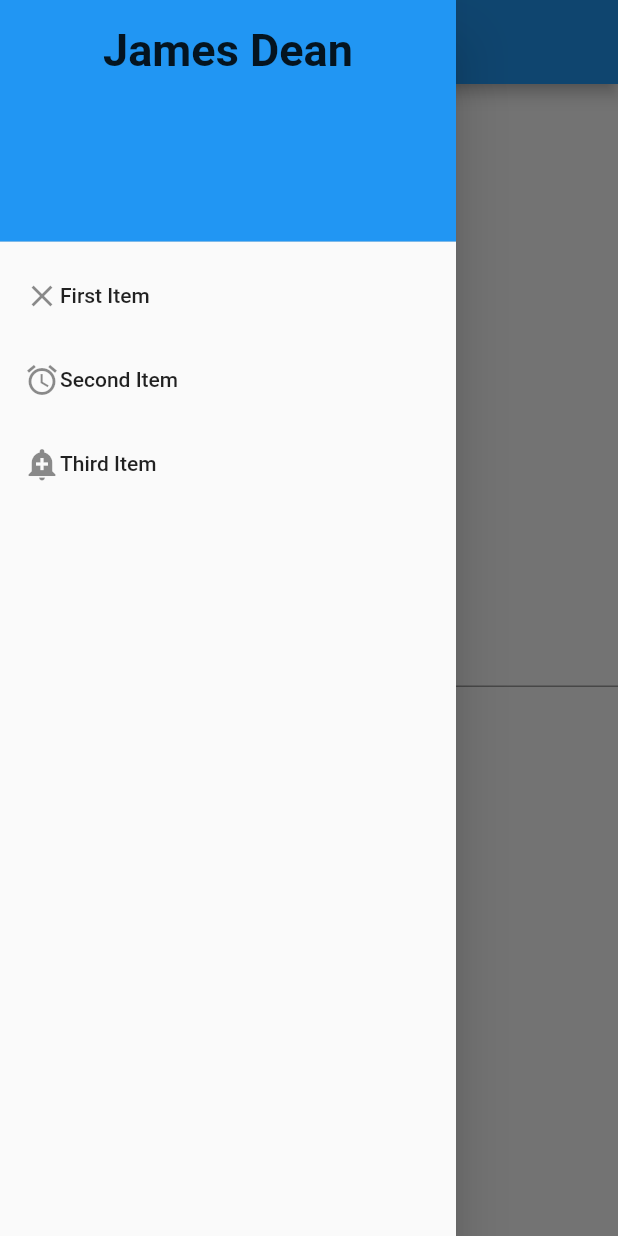
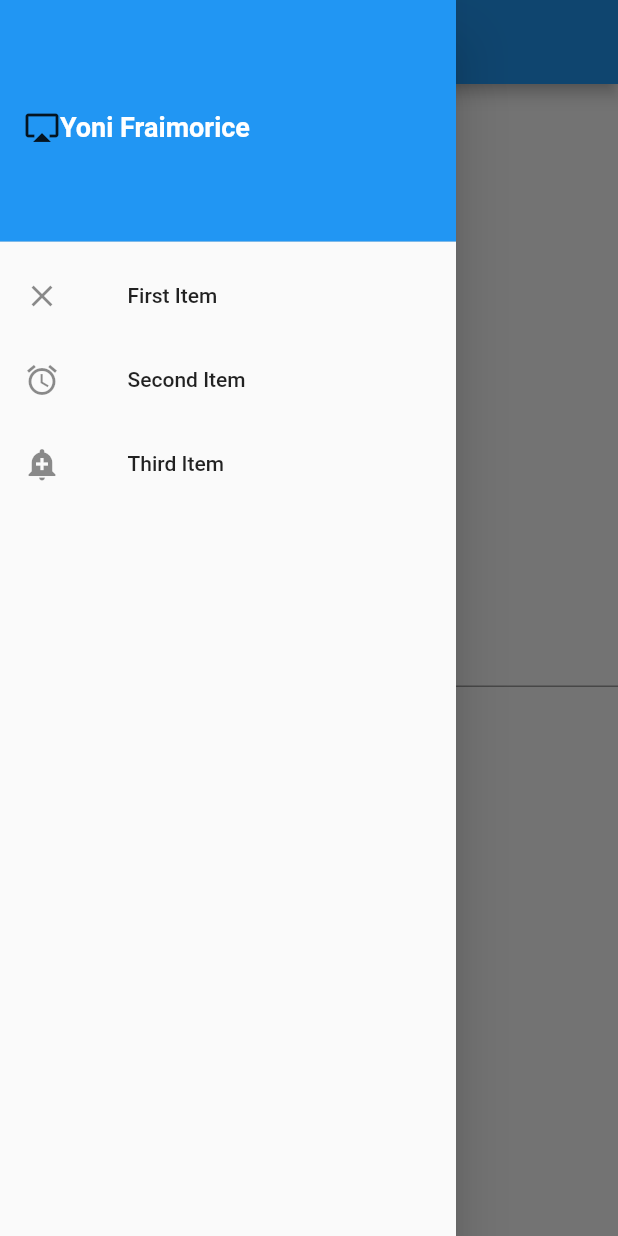
Before and after one commit to yonifra/first_flutter_app, a Flutter app: the screen it shows after launch, with the side drawer open, on a phone screen of 412 x 824 dp. Run offline on Flutter 3.47's test engine with Material 2 defaults, Android fonts, the phone set to English and light mode, and no system bars; Roboto replaces fonts that are missing (Manrope).

Commit message:
Some padding stuff

```diff
--- a/lib/main.dart
+++ b/lib/main.dart
@@ -4,6 +4,8 @@ import './screens/home.dart';
 void main() => runApp(HelloFlutterApp());
 
 class HelloFlutterApp extends StatelessWidget {
+  var leftPad = 45.0;
+
   @override
   Widget build(BuildContext context) {
     return MaterialApp(
@@ -20,11 +22,18 @@ class HelloFlutterApp extends StatelessWidget {
               padding: EdgeInsets.zero,
               children: <Widget>[
                 DrawerHeader(
-                  child: Text(
-                    'James Dean',
-                    style:
-                        TextStyle(fontSize: 30.0, fontWeight: FontWeight.w600),
-                    textAlign: TextAlign.center,
+                  child: Row(
+                    children: [
+                      Icon(Icons.airplay),
+                      Text(
+                        'Yoni Fraimorice',
+                        style: TextStyle(
+                            fontSize: 18.0,
+                            fontWeight: FontWeight.w600,
+                            color: Colors.white),
+                        textAlign: TextAlign.center,
+                      ),
+                    ],
                   ),
                   decoration: BoxDecoration(
                     color: Colors.blue,
@@ -32,7 +41,13 @@ class HelloFlutterApp extends StatelessWidget {
                 ),
                 ListTile(
                   title: Row(
-                    children: [Icon(Icons.clear), Text("First Item")],
+                    children: [
+                      Icon(Icons.clear),
+                      Padding(
+                        child: Text("First Item"),
+                        padding: EdgeInsets.only(left: leftPad),
+                      ),
+                    ],
                   ),
                   onTap: () {
                     // Update the state of the app
@@ -42,7 +57,13 @@ class HelloFlutterApp extends StatelessWidget {
                 ),
                 ListTile(
                   title: Row(
-                    children: [Icon(Icons.access_alarm), Text("Second Item")],
+                    children: [
+                      Icon(Icons.access_alarm),
+                      Padding(
+                        child: Text("Second Item"),
+                        padding: EdgeInsets.only(left: leftPad),
+                      ),
+                    ],
                   ),
                   onTap: () {
                     // Update the state of the app
@@ -52,7 +73,13 @@ class HelloFlutterApp extends StatelessWidget {
                 ),
                 ListTile(
                   title: Row(
-                    children: [Icon(Icons.add_alert), Text("Third Item")],
+                    children: [
+                      Icon(Icons.add_alert),
+                      Padding(
+                        child: Text("Third Item"),
+                        padding: EdgeInsets.only(left: leftPad),
+                      )
+                    ],
                   ),
                   onTap: () {
                     // Update the state of the app
```
